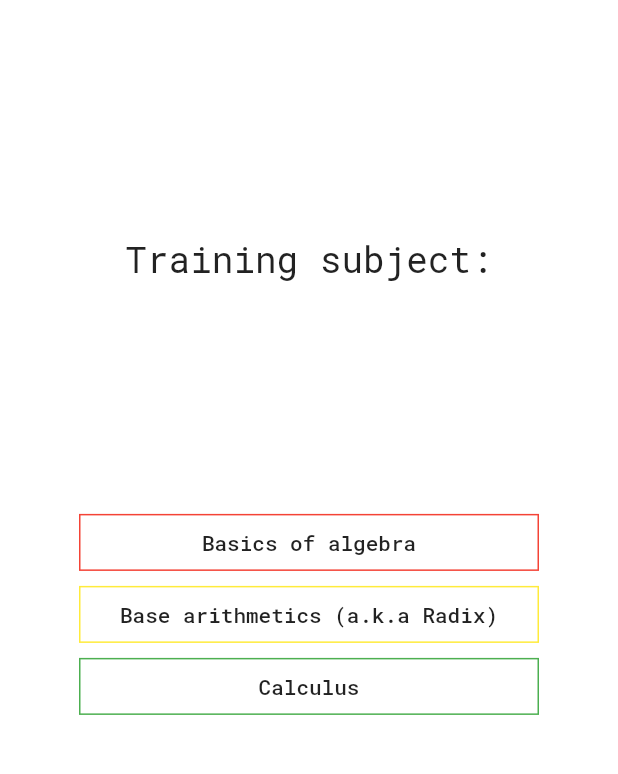
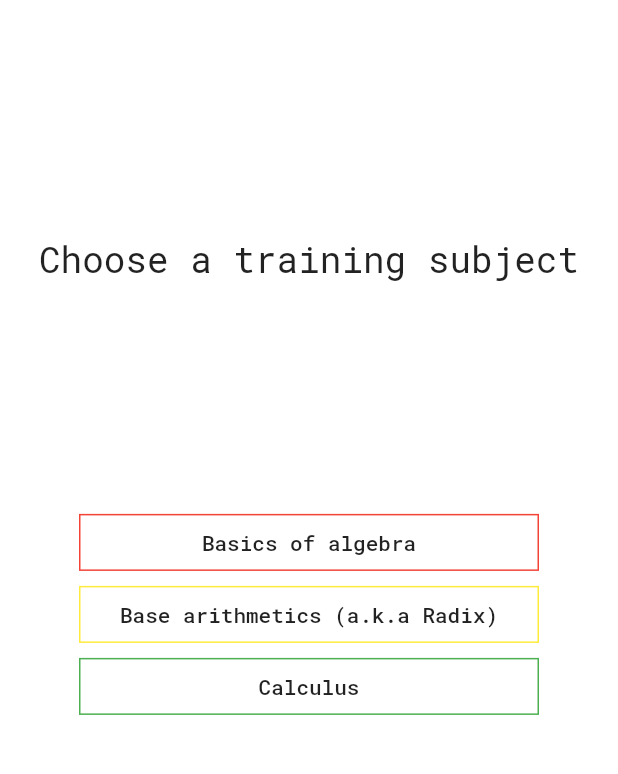
Before and after one commit to Clique-Paris/arithmic, a Flutter app: the TrainingPage screen opened by its route, on a phone screen of 412 x 824 dp, the part 60-834 px from its top. Run offline on Flutter 3.47's test engine with Material 2 defaults, Android fonts, the phone set to English and light mode, and no system bars; our stand-ins replace google_fonts; statements that could not run were skipped.

```diff
--- a/lib/src/organisms/training_page_content.dart
+++ b/lib/src/organisms/training_page_content.dart
@@ -1,4 +1,3 @@
-import 'package:arithmic/src/molecules/colorful_flat_text_button.dart';
 import 'package:arithmic/src/molecules/training_page_buttons_list.dart';
 import 'package:flutter/material.dart';
 import 'package:google_fonts/google_fonts.dart';
@@ -17,7 +16,7 @@ class TrainingPageContent extends StatelessWidget {
         Expanded(
             flex: 2,
             child: Center(
-                child: Text("Training subject:",
+                child: Text("Choose a training subject",
                     style: GoogleFonts.robotoMono(fontSize: 24)))),
         Expanded(
           flex: 3,
```
